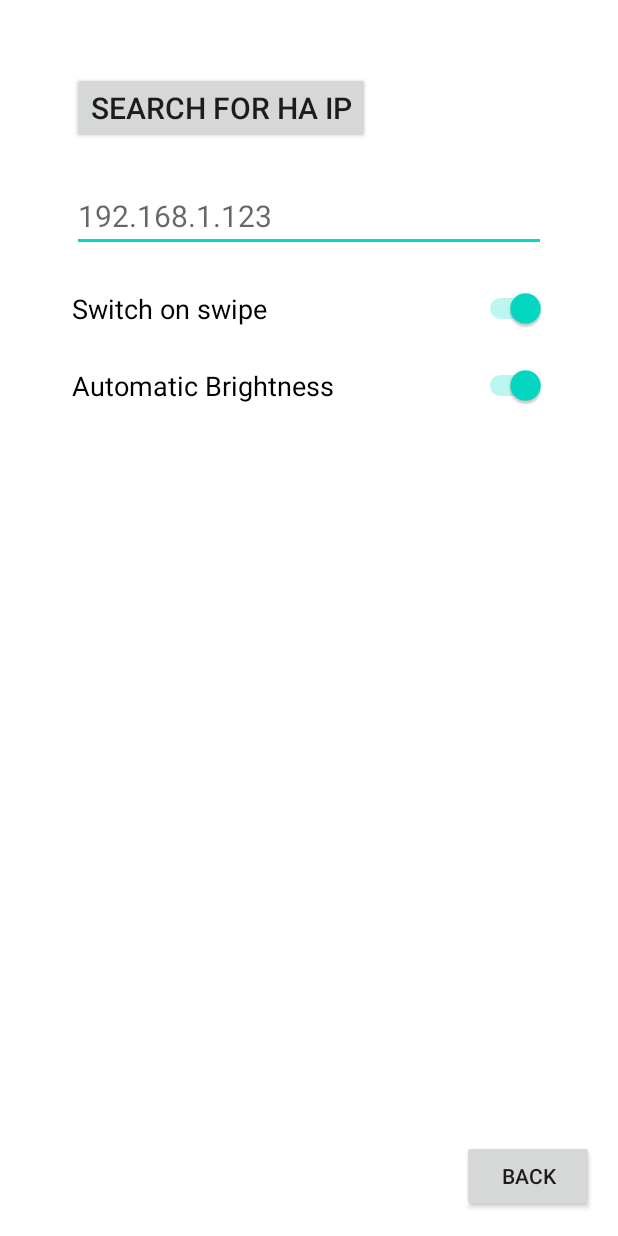
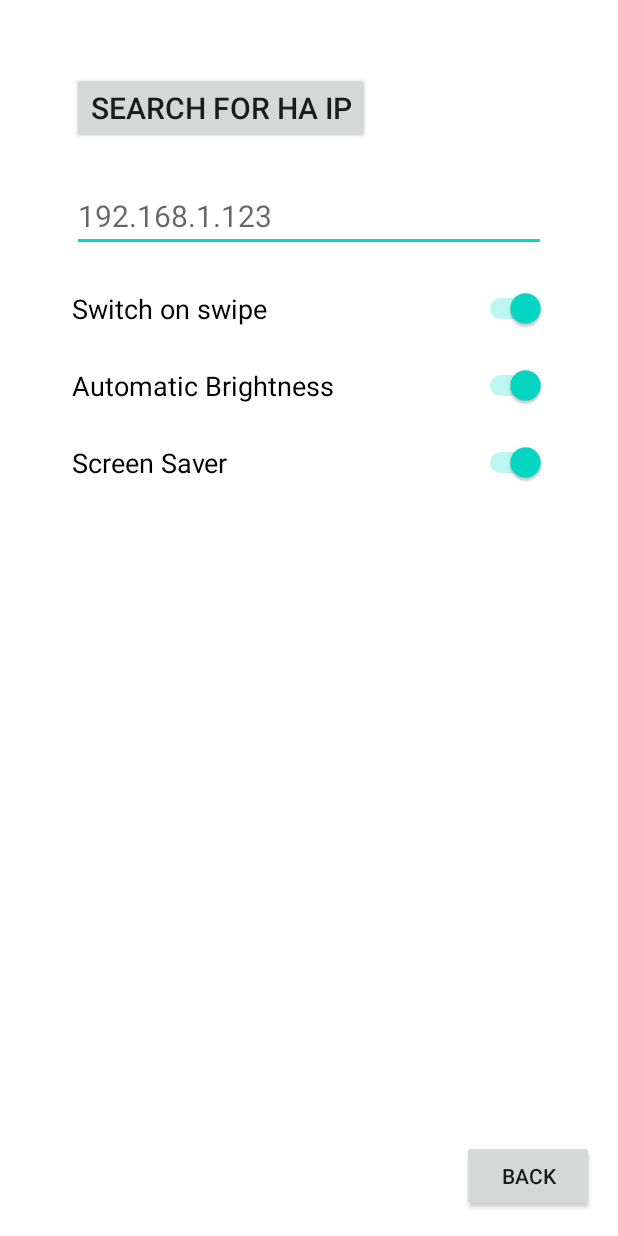
Before and after one commit to RapierXbox/ShellyElevate, an Android app built with Jetpack Compose: the SettingsActivity screen opened directly, with no data from a screen before it, on a phone screen of 412 x 824 dp. Run offline under Robolectric (Android 15) with nearby library versions, the phone set to English and light mode, and no system bars.

Commit message:
Add files via upload

```diff
--- a/app/src/main/java/me/rapierxbox/shellyelevatev2/DeviceHelper.java
+++ b/app/src/main/java/me/rapierxbox/shellyelevatev2/DeviceHelper.java
@@ -14,12 +14,11 @@ public class DeviceHelper {
     public static String screenBrightnessFile = "/sys/class/leds/lcd-backlight/brightness";
 
     private static boolean screenOn = true;
-    private static int lastScreenBrightness = 255;
 
 
     public static void setScreenOn(boolean on) {
         screenOn = on;
-        forceScreenBrightness(on ? lastScreenBrightness : 0);
+        forceScreenBrightness(on ? DeviceSensorManager.getScreenBrightnessFromLux(DeviceSensorManager.getLastMeasuredLux()) : 0);
     }
 
     public static boolean getScreenOn() {
@@ -29,7 +28,6 @@ public class DeviceHelper {
     public static void setScreenBrightness(int brightness) {
         if (screenOn) {
             forceScreenBrightness(brightness);
-            lastScreenBrightness = brightness;
         }
     }
 
--- a/app/src/main/java/me/rapierxbox/shellyelevatev2/MainActivity.kt
+++ b/app/src/main/java/me/rapierxbox/shellyelevatev2/MainActivity.kt
@@ -24,6 +24,7 @@ class MainActivity : ComponentActivity() {
     private lateinit var sensorManager: SensorManager
     private lateinit var lightSensor: Sensor
     private lateinit var deviceSensorManager: DeviceSensorManager
+    private lateinit var screenSaverHelper: ScreenSaverHelper
     private lateinit var swipeHelper: SwipeHelper
 
 
@@ -83,6 +84,7 @@ class MainActivity : ComponentActivity() {
 
         swipeDetectionOverlay = findViewById(R.id.swipeDetectionOverlay)
         swipeDetectionOverlay.setOnTouchListener { _, event ->
+            screenSaverHelper.onTouchEvent()
             if (swipeHelper.onTouchEvent(event)) {
                 myWebView.onTouchEvent(event)
             }
@@ -93,6 +95,8 @@ class MainActivity : ComponentActivity() {
         lightSensor = sensorManager.getDefaultSensor(Sensor.TYPE_LIGHT)!!
         deviceSensorManager = DeviceSensorManager(sharedPreferences)
         sensorManager.registerListener(deviceSensorManager, lightSensor, SensorManager.SENSOR_DELAY_NORMAL)
+
+        screenSaverHelper = ScreenSaverHelper(sharedPreferences)
     }
 
     @SuppressLint("SetJavaScriptEnabled")
@@ -114,5 +118,6 @@ class MainActivity : ComponentActivity() {
     override fun onDestroy() {
         super.onDestroy()
         sensorManager.unregisterListener(deviceSensorManager)
+        screenSaverHelper.onDestroy()
     }
 }
--- a/app/src/main/java/me/rapierxbox/shellyelevatev2/SettingsActivity.kt
+++ b/app/src/main/java/me/rapierxbox/shellyelevatev2/SettingsActivity.kt
@@ -16,6 +16,8 @@ class SettingsActivity: Activity() {
     private lateinit var switchOnSwipeSwitch: Switch
     @SuppressLint("UseSwitchCompatOrMaterialCode")
     private lateinit var automaticBrightnessSwitch: Switch
+    @SuppressLint("UseSwitchCompatOrMaterialCode")
+    private lateinit var screenSaverSwitch: Switch
     private lateinit var sharedPreferences: SharedPreferences
 
     override fun onCreate(savedInstanceState: Bundle?) {
@@ -42,11 +44,15 @@ class SettingsActivity: Activity() {
         automaticBrightnessSwitch = findViewById(R.id.automaticBrightness)
         automaticBrightnessSwitch.isChecked = sharedPreferences.getBoolean("automaticBrightness", true)
 
+        screenSaverSwitch = findViewById(R.id.screenSaver)
+        screenSaverSwitch.isChecked = sharedPreferences.getBoolean("screenSaver", true)
+
         backButton = findViewById(R.id.backButton)
         backButton.setOnClickListener {
             sharedPreferences.edit().putString("homeAssistantIp", ipEditText.text.toString())
                 .putBoolean("switchOnSwipe", switchOnSwipeSwitch.isChecked)
-                .putBoolean("automaticBrightness", automaticBrightnessSwitch.isChecked).apply()
+                .putBoolean("automaticBrightness", automaticBrightnessSwitch.isChecked)
+                .putBoolean("screenSaver", screenSaverSwitch.isChecked).apply()
             finish()
         }
     }
--- a/app/src/main/res/layout/settings_activity.xml
+++ b/app/src/main/res/layout/settings_activity.xml
@@ -52,6 +52,15 @@
             android:layout_marginTop="24dp"
             android:textSize="18sp"
             tools:ignore="UseSwitchCompatOrMaterialXml" />
+
+        <Switch
+            android:id="@+id/screenSaver"
+            android:layout_width="match_parent"
+            android:layout_height="wrap_content"
+            android:text="@string/ScreenSaverText"
+            android:layout_marginTop="24dp"
+            android:textSize="18sp"
+            tools:ignore="UseSwitchCompatOrMaterialXml" />
     </LinearLayout>
 
     <Button
--- a/app/src/main/res/values/strings.xml
+++ b/app/src/main/res/values/strings.xml
@@ -22,4 +22,5 @@
     <string name="switchOnSwipeText">Switch on swipe</string>
     <string name="backButtonText">Back</string>
     <string name="automaticBrightnessText">Automatic Brightness</string>
+    <string name="ScreenSaverText">Screen Saver</string>
 </resources>
```
Also changed, not shown: app/src/main/java/me/rapierxbox/shellyelevatev2/DeviceSensorManager.java (+6 -3 lines), app/src/main/java/me/rapierxbox/shellyelevatev2/HttpServer.java (+24 -0 lines), app/src/main/java/me/rapierxbox/shellyelevatev2/ScreenSaverHelper.java (added, +40 -0 lines), app/src/main/java/me/rapierxbox/shellyelevatev2/SettingsParser.java (added, +36 -0 lines).
